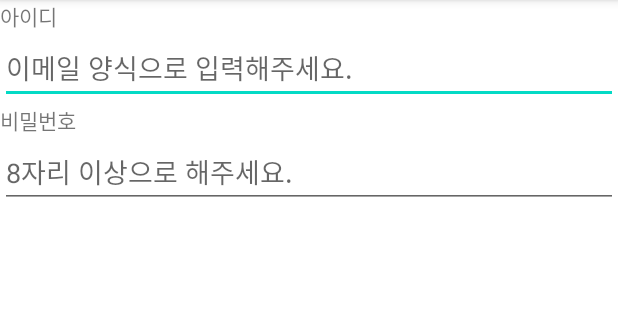
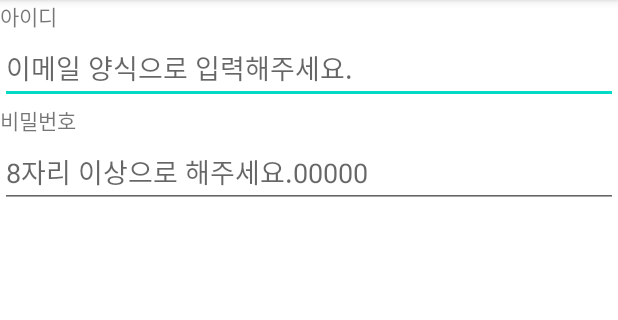
Before and after one commit to KIMHAUN/Practice_20201024, an Android app: the screen it shows after launch (MainActivity), on a phone screen of 412 x 824 dp, the part 84-404 px from its top. Run offline under Robolectric (Android 15) with nearby library versions, the phone set to English and light mode, and no system bars.

Commit message:
EditText 체험중 - hint, input type 속성 체험

```diff
--- a/app/src/main/res/layout/activity_main.xml
+++ b/app/src/main/res/layout/activity_main.xml
@@ -25,7 +25,7 @@
     <EditText
         android:layout_width="match_parent"
         android:layout_height="wrap_content"
-        android:hint="8자리 이상으로 해주세요."
+        android:hint="8자리 이상으로 해주세요.00000"
         android:inputType="textPassword"
         />
 
```
